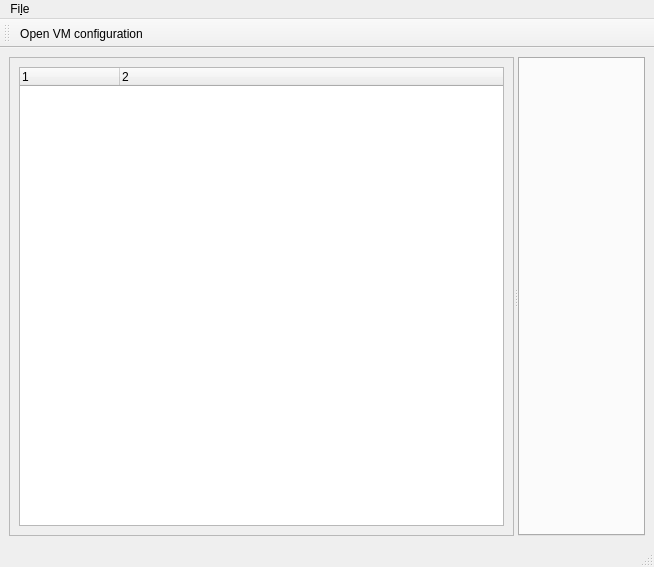
Old version of the form ide/forms/main_window.ui in the repository andrenho/luisa.
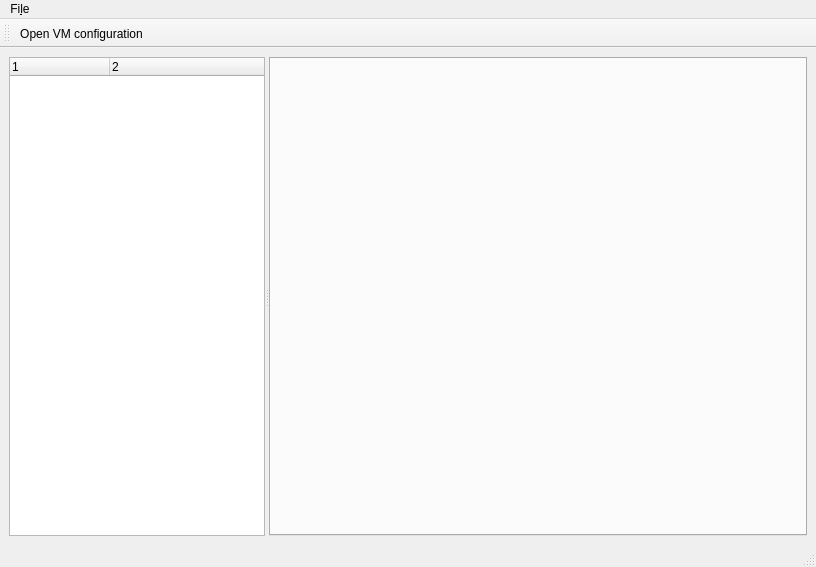
New version of the form. Icons and pictures are not drawn.

What changed in the file:
```diff
--- a/ide/forms/main_window.ui
+++ b/ide/forms/main_window.ui
@@ -6,7 +6,7 @@
    <rect>
     <x>0</x>
     <y>0</y>
-    <width>654</width>
+    <width>816</width>
     <height>567</height>
    </rect>
   </property>
@@ -20,22 +20,13 @@
       <property name="orientation">
        <enum>Qt::Horizontal</enum>
       </property>
-      <widget class="QScrollArea" name="scrollArea">
-       <property name="widgetResizable">
-        <bool>true</bool>
-       </property>
-       <widget class="QWidget" name="scrollAreaWidgetContents">
-        <property name="geometry">
-         <rect>
-          <x>0</x>
-          <y>0</y>
-          <width>503</width>
-          <height>467</height>
-         </rect>
-        </property>
-        <layout class="QHBoxLayout" name="horizontalLayout_2">
-         <item>
           <widget class="QTreeWidget" name="vmComponents">
+       <property name="sizePolicy">
+        <sizepolicy hsizetype="Preferred" vsizetype="Expanding">
+         <horstretch>0</horstretch>
+         <verstretch>0</verstretch>
+        </sizepolicy>
+       </property>
            <property name="animated">
             <bool>true</bool>
            </property>
@@ -56,11 +47,17 @@
             </property>
            </column>
           </widget>
-         </item>
-        </layout>
-       </widget>
-      </widget>
-      <widget class="QTabWidget" name="tabWidget"/>
+      <widget class="QTabWidget" name="tabs">
+       <property name="sizePolicy">
+        <sizepolicy hsizetype="Expanding" vsizetype="Expanding">
+         <horstretch>1</horstretch>
+         <verstretch>0</verstretch>
+        </sizepolicy>
+       </property>
+       <property name="tabsClosable">
+        <bool>true</bool>
+       </property>
+      </widget>
      </widget>
     </item>
    </layout>
@@ -70,7 +67,7 @@
     <rect>
      <x>0</x>
      <y>0</y>
-     <width>654</width>
+     <width>816</width>
      <height>19</height>
     </rect>
    </property>
```
Lines whose indentation alone changed are shown as unchanged.
